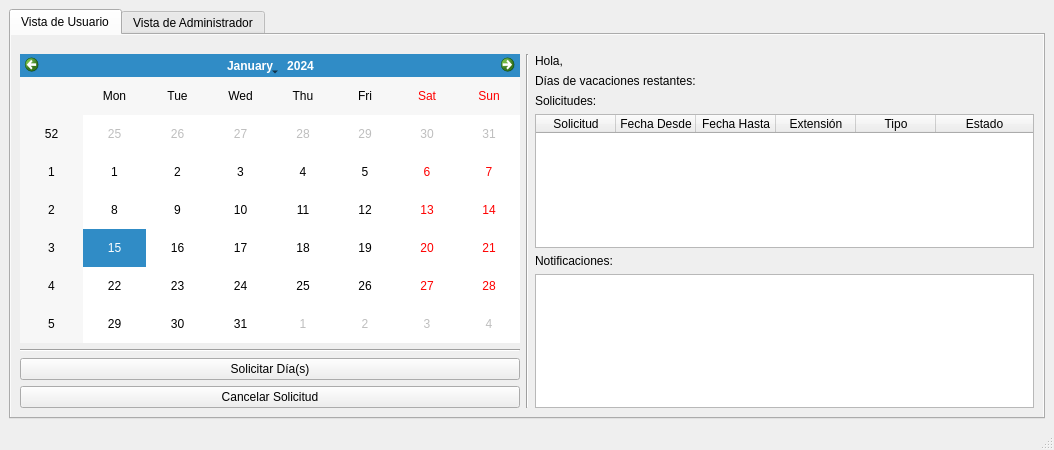
This is windows/EmployeeWindow.ui in santichialvo/holidaysAdministrator as Qt 5 draws it before an edit. The edited form follows.
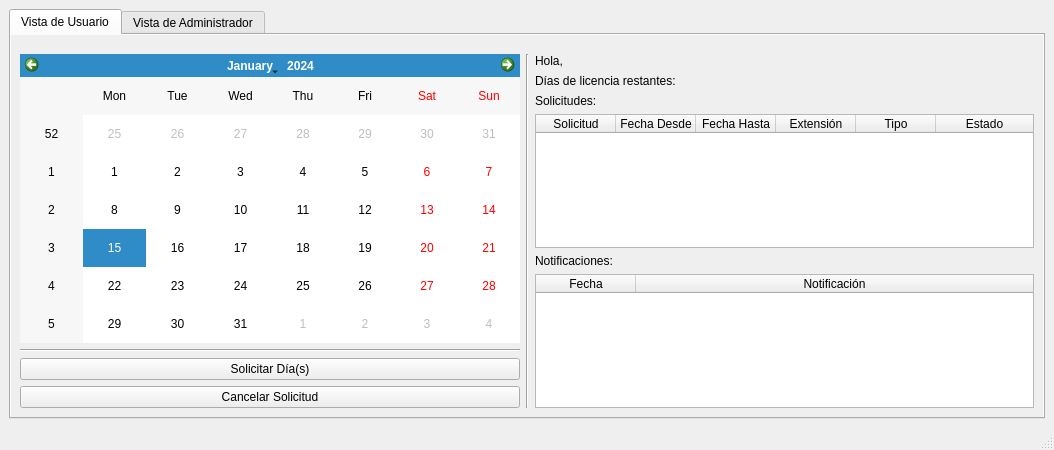
This is the edited form. Icons and pictures are not drawn.

```diff
--- a/windows/EmployeeWindow.ui
+++ b/windows/EmployeeWindow.ui
@@ -95,7 +95,7 @@
           <item row="1" column="0">
            <widget class="QLabel" name="label_2">
             <property name="text">
-             <string>Días de vacaciones restantes:</string>
+             <string>Días de licencia restantes:</string>
             </property>
            </widget>
           </item>
@@ -114,7 +114,21 @@
            </widget>
           </item>
           <item row="5" column="0">
-           <widget class="QTableWidget" name="tableWidget"/>
+           <widget class="QTableWidget" name="table_notificaciones">
+            <attribute name="horizontalHeaderStretchLastSection">
+             <bool>true</bool>
+            </attribute>
+            <column>
+             <property name="text">
+              <string>Fecha</string>
+             </property>
+            </column>
+            <column>
+             <property name="text">
+              <string>Notificación</string>
+             </property>
+            </column>
+           </widget>
           </item>
           <item row="3" column="0">
            <widget class="QTableWidget" name="table_solicitudes">
```
Left out of the diff: 150 changed lines with no effect on the pictures.
